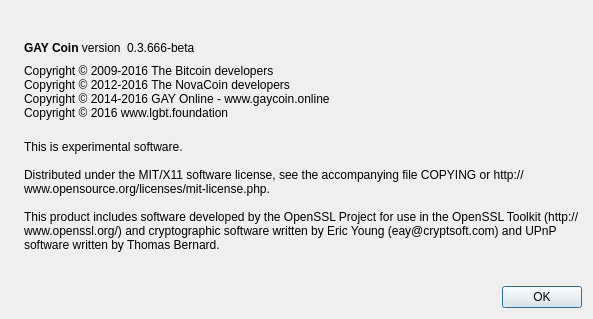
Gaycoins/GAYcoin-Online, file src/qt/forms/aboutdialog.ui: the form before one commit.
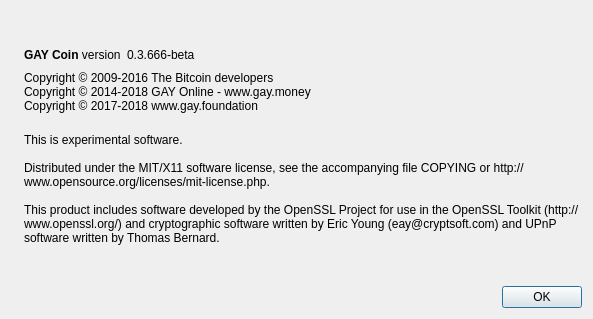
The form after the commit. Icons and pictures are not drawn.

```diff
--- a/src/qt/forms/aboutdialog.ui
+++ b/src/qt/forms/aboutdialog.ui
@@ -92,9 +92,8 @@
        </property>
        <property name="text">
         <string>Copyright © 2009-2016 The Bitcoin developers
-Copyright © 2012-2016 The NovaCoin developers
-Copyright © 2014-2016 GAY Online - www.gaycoin.online
-Copyright © 2016 www.lgbt.foundation</string>
+Copyright © 2014-2018 GAY Online - www.gay.money
+Copyright © 2017-2018 www.gay.foundation</string>
        </property>
        <property name="textInteractionFlags">
         <set>Qt::LinksAccessibleByMouse|Qt::TextSelectableByKeyboard|Qt::TextSelectableByMouse</set>
```
